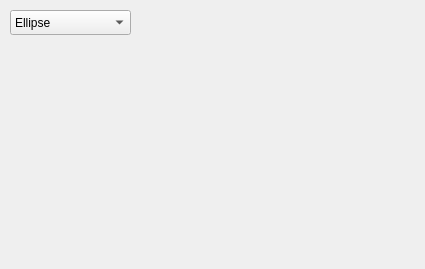
Old version of the form krita/plugins/paintops/gridbrush/wdggridbrushshapeoptions.ui in the repository KDE/krita.
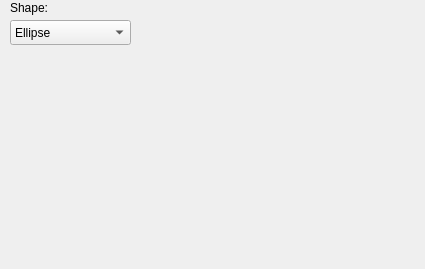
New version of the form.

Commit message: add label for grid shape

```diff
--- a/krita/plugins/paintops/gridbrush/wdggridbrushshapeoptions.ui
+++ b/krita/plugins/paintops/gridbrush/wdggridbrushshapeoptions.ui
@@ -26,7 +26,7 @@
    <property name="geometry">
     <rect>
      <x>10</x>
-     <y>10</y>
+     <y>20</y>
      <width>121</width>
      <height>25</height>
     </rect>
@@ -57,6 +57,19 @@
     </property>
    </item>
   </widget>
+  <widget class="QLabel" name="label">
+   <property name="geometry">
+    <rect>
+     <x>10</x>
+     <y>0</y>
+     <width>58</width>
+     <height>16</height>
+    </rect>
+   </property>
+   <property name="text">
+    <string>Shape:</string>
+   </property>
+  </widget>
  </widget>
  <resources/>
  <connections/>
```
